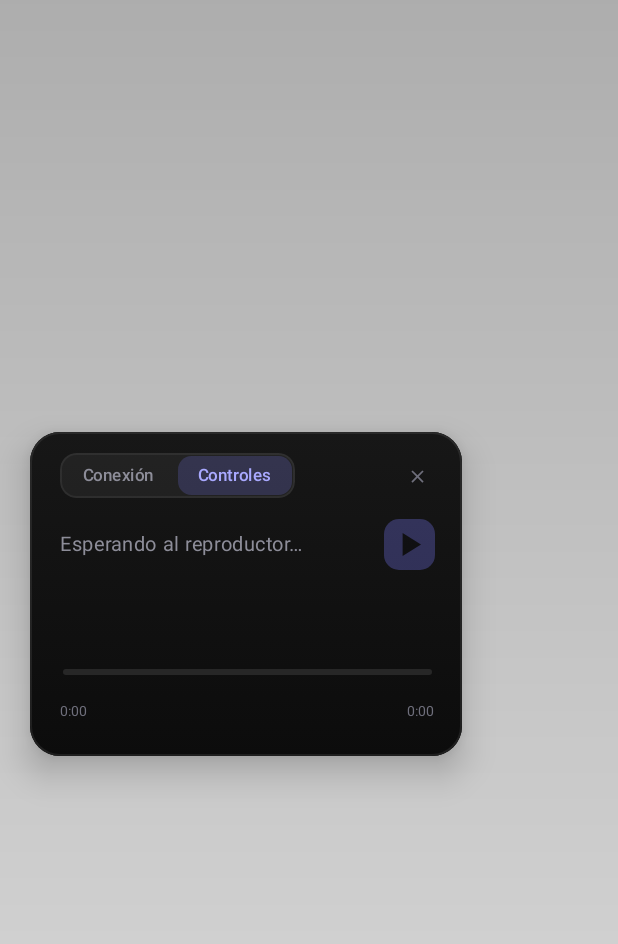
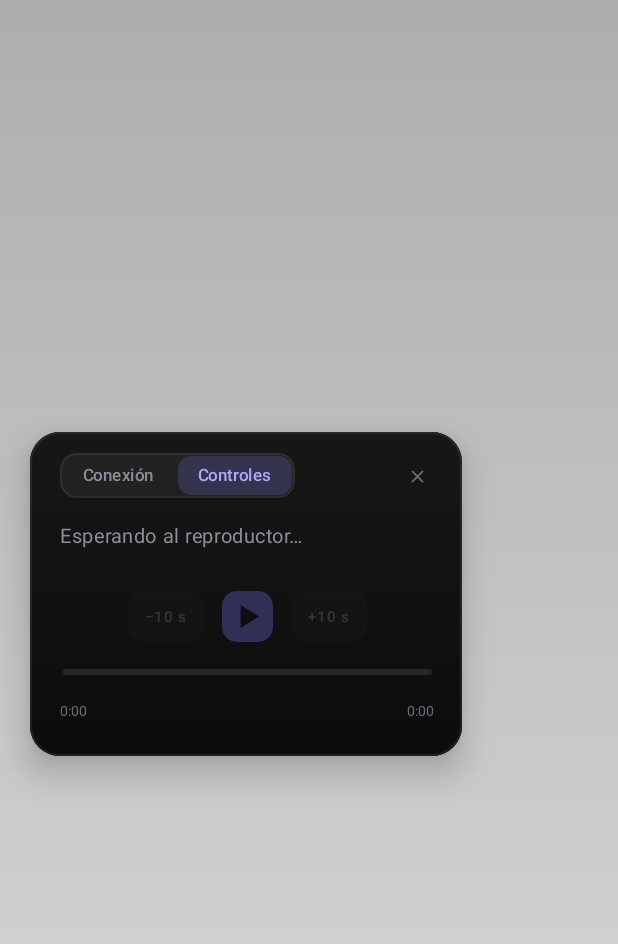
Before and after one commit to essence-s/sincronin-app, an Android app built with Jetpack Compose: the @Preview function FloatingOverlayControlsPreview, on a phone screen of 412 x 824 dp. Shown: the top 944 px of the screen. Run offline under Robolectric (Android 15) with nearby library versions, the phone set to English and light mode, and no system bars.

Commit message:
feat(controles): retroceder y avanzar 10 s desde el panel
Los botones usan los comandos relativos seek_backward y seek_forward del protocolo y se apagan cuando el reproductor del otro equipo no permite buscar.

```diff
--- a/app/src/main/java/com/example/sincronin/domain/media/Media.kt
+++ b/app/src/main/java/com/example/sincronin/domain/media/Media.kt
@@ -4,7 +4,7 @@ package com.example.sincronin.domain.media
 enum class PlaybackStatus { Playing, Paused, Stopped, Unknown }
 
 /** Lo que el invitado le pide al anfitrión por el canal de datos. */
-enum class MediaCommand { Play, Pause }
+enum class MediaCommand { Play, Pause, SeekBackward, SeekForward }
 
 /**
  * Fotografía de lo que se está reproduciendo, tal como se dibuja en el panel.
--- a/app/src/main/java/com/example/sincronin/domain/media/Messages.kt
+++ b/app/src/main/java/com/example/sincronin/domain/media/Messages.kt
@@ -13,12 +13,18 @@ object MediaMessages {
     fun command(command: MediaCommand): String = when (command) {
         MediaCommand.Play -> "play"
         MediaCommand.Pause -> "pause"
+        // Comandos relativos: el reproductor del otro equipo decide cuánto
+        // salta; acá solo viaja la intención (el escritorio usa 10 s).
+        MediaCommand.SeekBackward -> "seek_backward"
+        MediaCommand.SeekForward -> "seek_forward"
     }
 
     /** Lee un comando de texto; `null` si no es uno conocido. */
     fun parseCommand(text: String): MediaCommand? = when (text.trim()) {
         "play" -> MediaCommand.Play
         "pause" -> MediaCommand.Pause
+        "seek_backward" -> MediaCommand.SeekBackward
+        "seek_forward" -> MediaCommand.SeekForward
         else -> null
     }
 
--- a/app/src/main/java/com/example/sincronin/overlay/FloatingOverlayService.kt
+++ b/app/src/main/java/com/example/sincronin/overlay/FloatingOverlayService.kt
@@ -321,6 +321,8 @@ class FloatingOverlayService :
                         onLeave = viewModel::onLeave,
                         onTabSelect = viewModel::onTabSelect,
                         onTogglePlayPause = viewModel::onTogglePlayPause,
+                        onSeekBackward = viewModel::onSeekBackward,
+                        onSeekForward = viewModel::onSeekForward,
                         onCollapseFinished = { fabView.post { detachPanel() } }
                     )
                 }
--- a/app/src/main/java/com/example/sincronin/presentation/fabmenu/FabMenuViewModel.kt
+++ b/app/src/main/java/com/example/sincronin/presentation/fabmenu/FabMenuViewModel.kt
@@ -158,6 +158,24 @@ class FabMenuViewModel(
         // Los comandos viajan por el canal de datos, como en el escritorio. La
         // señalización es solo para el SDP y los candidatos: un "play" por ahí
         // lo recibe el otro equipo como un mensaje que no entiende.
+        peer?.send(MediaMessages.command(command))
+    }
+
+    /** Retroceder 10 s en lo que suena en el otro equipo. */
+    fun onSeekBackward() = seek(MediaCommand.SeekBackward)
+
+    /** Avanzar 10 s en lo que suena en el otro equipo. */
+    fun onSeekForward() = seek(MediaCommand.SeekForward)
+
+    /**
+     * Salto relativo en el reproductor del otro equipo. Igual que play/pausa,
+     * solo se manda con el enlace abierto y si allá se permite buscar; el
+     * panel ya apaga los botones, esto es la última defensa.
+     */
+    private fun seek(command: MediaCommand) {
+        val state = _uiState.value
+        if (state.pairing.link.status != LinkStatus.Ready) return
+        if (!state.media.hasSession || !state.media.canSeek) return
         peer?.send(MediaMessages.command(command))
     }
 
--- a/app/src/main/java/com/example/sincronin/presentation/fabmenu/components/ControlsPanel.kt
+++ b/app/src/main/java/com/example/sincronin/presentation/fabmenu/components/ControlsPanel.kt
@@ -3,6 +3,7 @@ package com.example.sincronin.presentation.fabmenu.components
 import androidx.compose.foundation.Canvas
 import androidx.compose.foundation.background
 import androidx.compose.foundation.clickable
+import androidx.compose.foundation.layout.Arrangement
 import androidx.compose.foundation.layout.Box
 import androidx.compose.foundation.layout.Column
 import androidx.compose.foundation.layout.Row
@@ -12,7 +13,6 @@ import androidx.compose.foundation.layout.fillMaxWidth
 import androidx.compose.foundation.layout.height
 import androidx.compose.foundation.layout.padding
 import androidx.compose.foundation.layout.size
-import androidx.compose.foundation.layout.width
 import androidx.compose.foundation.shape.RoundedCornerShape
 import androidx.compose.material3.Text
 import androidx.compose.runtime.Composable
@@ -25,6 +25,9 @@ import androidx.compose.ui.geometry.Offset
 import androidx.compose.ui.geometry.Size
 import androidx.compose.ui.graphics.Color
 import androidx.compose.ui.graphics.Path
+import androidx.compose.ui.semantics.contentDescription
+import androidx.compose.ui.semantics.semantics
+import androidx.compose.ui.text.font.FontWeight
 import androidx.compose.ui.text.style.TextOverflow
 import androidx.compose.ui.unit.dp
 import androidx.compose.ui.unit.sp
@@ -46,13 +49,16 @@ internal fun ControlsPanel(
     enabled: Boolean,
     onTabSelect: (PanelTab) -> Unit,
     onClose: () -> Unit,
-    onTogglePlayPause: () -> Unit
+    onTogglePlayPause: () -> Unit,
+    onSeekBackward: () -> Unit,
+    onSeekForward: () -> Unit
 ) {
     val media = state.media
-    // El botón solo responde con el enlace abierto y si el reproductor del otro
-    // equipo permite play/pausa.
+    // Cada botón responde con el enlace abierto y solo si el reproductor del
+    // otro equipo permite esa acción.
     val linked = enabled && state.pairing.link.status == LinkStatus.Ready
     val canToggle = linked && media.hasSession && media.canToggle
+    val canSeek = linked && media.hasSession && media.canSeek
 
     Column(
         modifier = Modifier
@@ -68,11 +74,6 @@ internal fun ControlsPanel(
 
         Spacer(Modifier.height(14.dp))
 
-        Row(
-            modifier = Modifier.fillMaxWidth(),
-            verticalAlignment = Alignment.CenterVertically
-        ) {
-            Column(modifier = Modifier.weight(1f)) {
         Text(
             text = media.title.ifEmpty { "Esperando al reproductor…" },
             color = if (media.hasSession) PanelText else PanelSecondary,
@@ -90,18 +91,37 @@ internal fun ControlsPanel(
                 overflow = TextOverflow.Ellipsis
             )
         }
-            }
 
-            Spacer(Modifier.width(10.dp))
+        Spacer(Modifier.weight(1f))
 
+        // Transporte centrado: retroceder, play/pausa y avanzar, como la fila
+        // de controles del escritorio. Los saltos son de 10 s y solo se
+        // encienden si allá se puede buscar en la pista.
+        Row(
+            modifier = Modifier.align(Alignment.CenterHorizontally),
+            horizontalArrangement = Arrangement.spacedBy(12.dp),
+            verticalAlignment = Alignment.CenterVertically
+        ) {
+            SeekButton(
+                label = "−10 s",
+                description = "Retroceder 10 segundos",
+                enabled = canSeek,
+                onClick = onSeekBackward
+            )
             PlayPauseButton(
                 playing = media.status == PlaybackStatus.Playing,
                 enabled = canToggle,
                 onClick = onTogglePlayPause
             )
+            SeekButton(
+                label = "+10 s",
+                description = "Avanzar 10 segundos",
+                enabled = canSeek,
+                onClick = onSeekForward
+            )
         }
 
-        Spacer(Modifier.weight(1f))
+        Spacer(Modifier.height(12.dp))
 
         ProgressBar(positionMs = media.positionMs, durationMs = media.durationMs)
 
@@ -140,7 +160,10 @@ private fun PlayPauseButton(playing: Boolean, enabled: Boolean, onClick: () -> U
             .alpha(if (enabled) 1f else 0.3f)
             .clip(RoundedCornerShape(10.dp))
             .background(PanelAccent)
-            .clickable(enabled = enabled, onClick = onClick),
+            .clickable(enabled = enabled, onClick = onClick)
+            .semantics {
+                contentDescription = if (playing) "Pausar" else "Reproducir"
+            },
         contentAlignment = Alignment.Center
     ) {
         Canvas(modifier = Modifier.size(15.dp)) {
@@ -168,6 +191,38 @@ private fun PlayPauseButton(playing: Boolean, enabled: Boolean, onClick: () -> U
                 drawPath(triangle, PanelInk)
             }
         }
+    }
+}
+
+/**
+ * Salto de 10 s. Es secundario frente al play/pausa, así que va sin acento y
+ * se apaga cuando el reproductor del otro equipo no permite buscar.
+ */
+@Composable
+private fun SeekButton(
+    label: String,
+    description: String,
+    enabled: Boolean,
+    onClick: () -> Unit
+) {
+    Box(
+        modifier = Modifier
+            .height(34.dp)
+            .alpha(if (enabled) 1f else 0.3f)
+            .clip(RoundedCornerShape(10.dp))
+            .background(Color.White.copy(alpha = 0.06f))
+            .clickable(enabled = enabled, onClick = onClick)
+            .semantics { contentDescription = description }
+            .padding(horizontal = 11.dp),
+        contentAlignment = Alignment.Center
+    ) {
+        Text(
+            text = label,
+            color = PanelSecondary,
+            fontSize = 10.sp,
+            fontWeight = FontWeight.Medium,
+            maxLines = 1
+        )
     }
 }
 
--- a/app/src/main/java/com/example/sincronin/presentation/fabmenu/components/ExpandingMenuFab.kt
+++ b/app/src/main/java/com/example/sincronin/presentation/fabmenu/components/ExpandingMenuFab.kt
@@ -148,6 +148,8 @@ fun ExpandingMenuFab(
     onLeave: () -> Unit,
     onTabSelect: (PanelTab) -> Unit,
     onTogglePlayPause: () -> Unit,
+    onSeekBackward: () -> Unit,
+    onSeekForward: () -> Unit,
     modifier: Modifier = Modifier
 ) {
     BoxWithConstraints(modifier = modifier.fillMaxSize()) {
@@ -275,7 +277,9 @@ fun ExpandingMenuFab(
                             enabled = interactive,
                             onTabSelect = onTabSelect,
                             onClose = onClose,
-                            onTogglePlayPause = onTogglePlayPause
+                            onTogglePlayPause = onTogglePlayPause,
+                            onSeekBackward = onSeekBackward,
+                            onSeekForward = onSeekForward
                         )
                     }
                 }
--- a/app/src/main/java/com/example/sincronin/presentation/overlay/FloatingOverlayContent.kt
+++ b/app/src/main/java/com/example/sincronin/presentation/overlay/FloatingOverlayContent.kt
@@ -73,6 +73,8 @@ fun FloatingOverlayContent(
     onLeave: () -> Unit,
     onTabSelect: (PanelTab) -> Unit,
     onTogglePlayPause: () -> Unit,
+    onSeekBackward: () -> Unit,
+    onSeekForward: () -> Unit,
     onCollapseFinished: () -> Unit,
     modifier: Modifier = Modifier
 ) {
@@ -123,6 +125,8 @@ fun FloatingOverlayContent(
             onLeave = onLeave,
             onTabSelect = onTabSelect,
             onTogglePlayPause = onTogglePlayPause,
+            onSeekBackward = onSeekBackward,
+            onSeekForward = onSeekForward,
             modifier = Modifier.fillMaxSize()
         )
     }
@@ -141,6 +145,8 @@ private fun FloatingOverlayContentPreview() {
             onLeave = {},
             onTabSelect = {},
             onTogglePlayPause = {},
+            onSeekBackward = {},
+            onSeekForward = {},
             onCollapseFinished = {}
         )
     }
@@ -159,6 +165,8 @@ private fun FloatingOverlayControlsPreview() {
             onLeave = {},
             onTabSelect = {},
             onTogglePlayPause = {},
+            onSeekBackward = {},
+            onSeekForward = {},
             onCollapseFinished = {}
         )
     }
```
Lines whose indentation alone changed are shown as unchanged.
